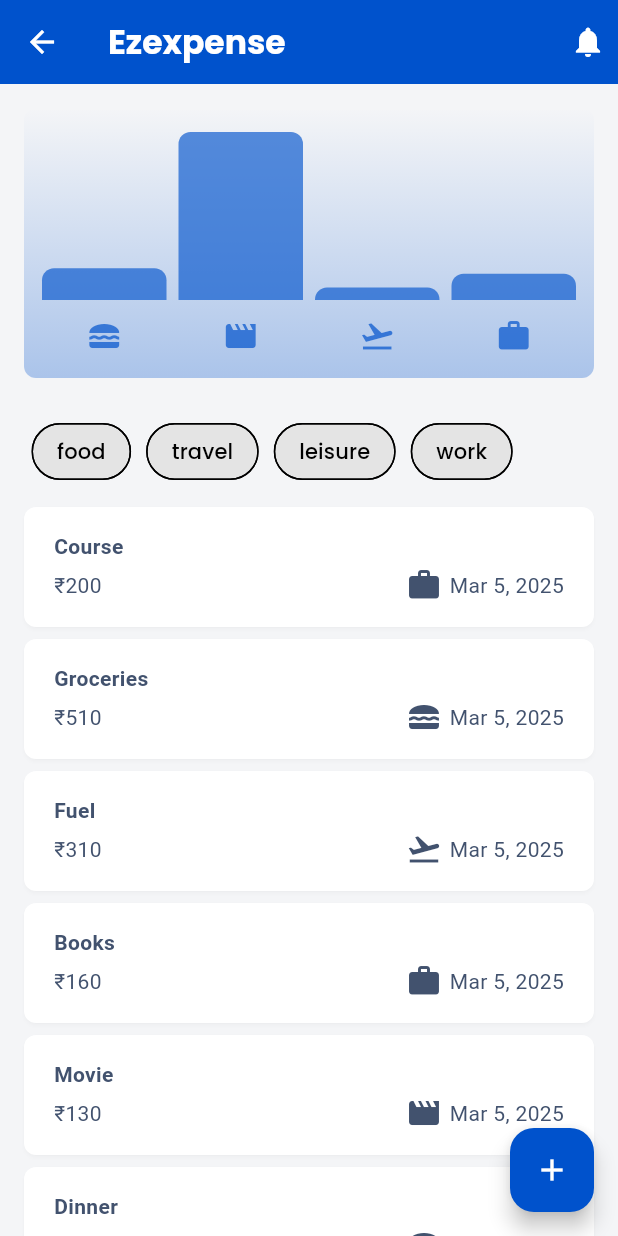
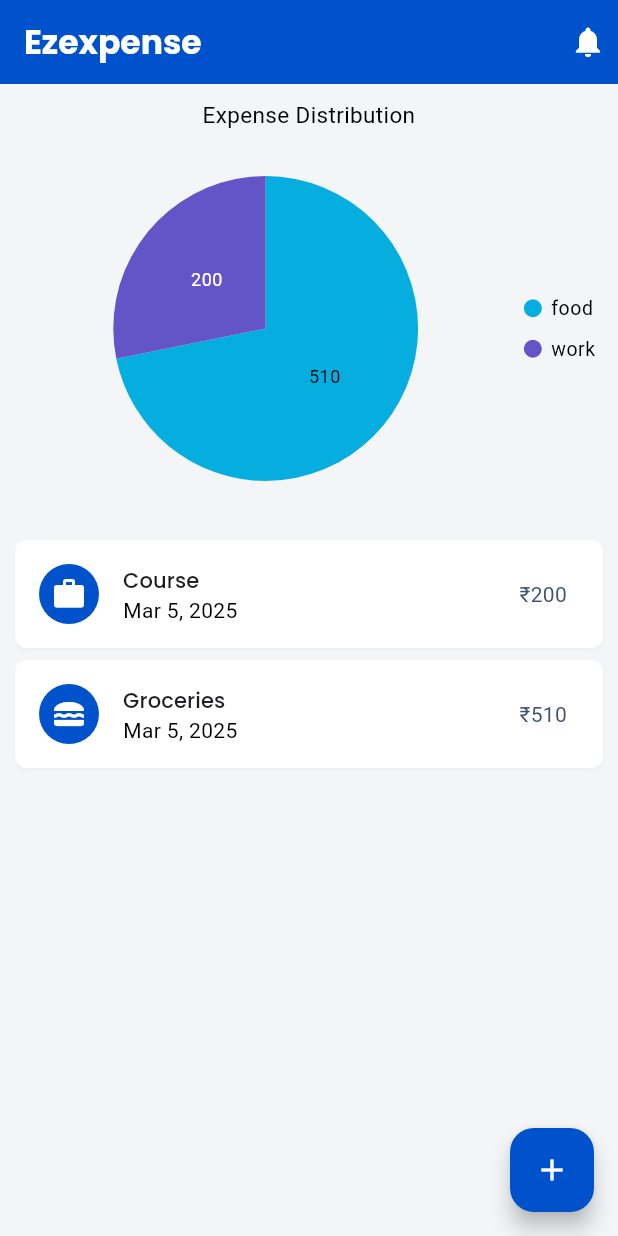
Before and after one commit to ptuxnet/Ezexpenses, a Flutter app: the Expenses screen opened directly, on a phone screen of 412 x 824 dp. Run offline on Flutter 3.47's test engine with Material 3 defaults, Android fonts, the phone set to English and light mode, and no system bars; drawn by our look-alikes of flutter_slidable; our stand-ins replace font_awesome_flutter, google_fonts, syncfusion_flutter_charts.

Commit message:
feat(chart): Integrate Syncfusion pie chart for expese visulization

```diff
--- a/lib/main.dart
+++ b/lib/main.dart
@@ -1,9 +1,14 @@
-import 'package:ezexpense/screens/onboarding.dart';
 import 'package:ezexpense/themes/color_theme.dart';
+import 'package:ezexpense/widget/expenses.dart';
 import 'package:flutter/material.dart';
+import 'package:flutter/services.dart';
 
 void main() {
-  runApp(const MyApp());
+  WidgetsFlutterBinding.ensureInitialized();
+
+  // It won't let go device orientation to landscape mode.
+  SystemChrome.setPreferredOrientations([DeviceOrientation.portraitUp])
+      .then((value) => runApp(const MyApp()));
 }
 
 class MyApp extends StatelessWidget {
@@ -13,7 +18,7 @@ class MyApp extends StatelessWidget {
   Widget build(BuildContext context) {
     return MaterialApp(
       theme: appTheme,
-      home: const TodoistLoginScreen(),
+      home: const Expenses(),
       debugShowCheckedModeBanner: false,
     );
   }
--- a/lib/model/expense_model.dart
+++ b/lib/model/expense_model.dart
@@ -38,23 +38,18 @@ class ExpenseBucket {
   final Category category;
   final List<Expense> expenses;
 
-  const ExpenseBucket({
-    required this.category,
-    required this.expenses,
-  });
+  ExpenseBucket({required this.category, required this.expenses});
 
-  // aditional constructor Funtion
-  ExpenseBucket.forCategroy(List<Expense> allexpenses, this.category)
-      : expenses = allexpenses
-            .where((element) => element.category == category)
-            .toList();
+  // Factory method to create an ExpenseBucket for a specific category
+  factory ExpenseBucket.forCategory(
+      List<Expense> allExpenses, Category category) {
+    final filteredExpenses =
+        allExpenses.where((expense) => expense.category == category).toList();
+    return ExpenseBucket(category: category, expenses: filteredExpenses);
+  }
 
-  int get totalExpenses {
-    // return expenses.fold(0, (previousValue, element) => previousValue + element.amount);
-    int sum = 0;
-    for (final expense in expenses) {
-      sum += expense.amount;
-    }
-    return sum;
+  // Calculate total expenses for this category
+  double get totalExpenses {
+    return expenses.fold(0, (sum, expense) => sum + expense.amount);
   }
 }
--- a/lib/themes/color_theme.dart
+++ b/lib/themes/color_theme.dart
@@ -7,7 +7,8 @@ final ThemeData appTheme = ThemeData(
     primary: Color(0xFF0052CC), // Brand Primary Default 600
     secondary: Color(0xFF253858), // Secondary Default 600
     surface: Color(0xFFFFFFFF),
-    error: Color(0xFFDE350B), // Error Default 600
+    error: Color(0xFFDE350B),
+    // Error Default 600
     onPrimary: Colors.white,
     onSecondary: Colors.white,
     onSurface: Colors.black,
--- /dev/null
+++ b/lib/widget/chart/SyncfusionChart.dart
@@ -0,0 +1,55 @@
+import 'package:flutter/material.dart';
+import 'package:syncfusion_flutter_charts/charts.dart';
+import 'package:ezexpense/model/expense_model.dart';
+
+class Syncfusionchart extends StatefulWidget {
+  final List<Expense> expenses;
+
+  const Syncfusionchart({super.key, required this.expenses});
+
+  @override
+  State<Syncfusionchart> createState() => _SyncfusionchartState();
+}
+
+class _SyncfusionchartState extends State<Syncfusionchart> {
+  late List<ExpenseBucket> _chartData;
+  late TooltipBehavior _tooltipBehavior;
+
+  @override
+  void initState() {
+    super.initState();
+    _tooltipBehavior = TooltipBehavior(enable: true);
+  }
+
+  @override
+  Widget build(BuildContext context) {
+    // This will Update chartData every time the widget rebuilds
+    _chartData = getChartData();
+
+    return SfCircularChart(
+      title: const ChartTitle(text: 'Expense Distribution'),
+      legend: const Legend(
+          isVisible: true, overflowMode: LegendItemOverflowMode.wrap),
+      tooltipBehavior: _tooltipBehavior,
+      series: <CircularSeries>[
+        PieSeries<ExpenseBucket, String>(
+          animationDuration: kThemeAnimationDuration,
+          dataSource: _chartData,
+          xValueMapper: (ExpenseBucket data, _) => data.category.name,
+          yValueMapper: (ExpenseBucket data, _) => data.totalExpenses,
+          dataLabelSettings: const DataLabelSettings(isVisible: true),
+          enableTooltip: true,
+        ),
+      ],
+    );
+  }
+
+  List<ExpenseBucket> getChartData() {
+    return Category.values
+        .map((category) => ExpenseBucket.forCategory(widget.expenses, category))
+        .where((bucket) => bucket.totalExpenses > 0)
+        .toList();
+  }
+}
+
+double kThemeAnimationDuration = 1200;
--- a/lib/widget/chart/chart.dart
+++ b/lib/widget/chart/chart.dart
@@ -1,94 +1,94 @@
-import 'package:ezexpense/model/expense_model.dart';
-import 'package:ezexpense/widget/chart/chart_bar.dart';
-import 'package:flutter/material.dart';
+// import 'package:ezexpense/model/expense_model.dart';
+// import 'package:ezexpense/widget/chart/chart_bar.dart';
+// import 'package:flutter/material.dart';
 
-class Chart extends StatelessWidget {
-  const Chart({super.key, required this.expenses});
+// class Chart extends StatelessWidget {
+//   const Chart({super.key, required this.expenses});
 
-  final List<Expense> expenses;
+//   final List<Expense> expenses;
 
-  List<ExpenseBucket> get buckets {
-    return [
-      ExpenseBucket.forCategroy(expenses, Category.food),
-      ExpenseBucket.forCategroy(expenses, Category.leisure),
-      ExpenseBucket.forCategroy(expenses, Category.travel),
-      ExpenseBucket.forCategroy(expenses, Category.work),
-    ];
-  }
+//   List<ExpenseBucket> get buckets {
+//     return [
+//       ExpenseBucket.forCategroy(expenses, Category.food),
+//       ExpenseBucket.forCategroy(expenses, Category.leisure),
+//       ExpenseBucket.forCategroy(expenses, Category.travel),
+//       ExpenseBucket.forCategroy(expenses, Category.work),
+//     ];
+//   }
 
-  int get maxTotalExpense {
-    int maxTotalExpense = 0;
+//   int get maxTotalExpense {
+//     int maxTotalExpense = 0;
 
-    for (final bucket in buckets) {
-      if (bucket.totalExpenses > maxTotalExpense) {
-        maxTotalExpense = bucket.totalExpenses;
-      }
-    }
+//     for (final bucket in buckets) {
+//       if (bucket.totalExpenses > maxTotalExpense) {
+//         maxTotalExpense = bucket.totalExpenses;
+//       }
+//     }
 
-    return maxTotalExpense;
-  }
+//     return maxTotalExpense;
+//   }
 
-  @override
-  Widget build(BuildContext context) {
-    final isDarkMode =
-        MediaQuery.of(context).platformBrightness == Brightness.dark;
-    return Container(
-      margin: const EdgeInsets.all(16),
-      padding: const EdgeInsets.symmetric(
-        vertical: 16,
-        horizontal: 8,
-      ),
-      width: double.infinity,
-      height: 180,
-      decoration: BoxDecoration(
-        borderRadius: BorderRadius.circular(8),
-        gradient: LinearGradient(
-          colors: [
-            Theme.of(context).colorScheme.primary.withOpacity(0.3),
-            Theme.of(context).colorScheme.primary.withOpacity(0.0)
-          ],
-          begin: Alignment.bottomCenter,
-          end: Alignment.topCenter,
-        ),
-      ),
-      child: Column(
-        children: [
-          Expanded(
-            child: Row(
-              crossAxisAlignment: CrossAxisAlignment.end,
-              children: [
-                for (final bucket in buckets) // alternative to map()
-                  ChartBar(
-                    fill: bucket.totalExpenses == 0
-                        ? 0
-                        : bucket.totalExpenses / maxTotalExpense,
-                  )
-              ],
-            ),
-          ),
-          const SizedBox(height: 12),
-          Row(
-            children: buckets
-                .map(
-                  (bucket) => Expanded(
-                    child: Padding(
-                      padding: const EdgeInsets.symmetric(horizontal: 4),
-                      child: Icon(
-                        categoryIcons[bucket.category],
-                        color: isDarkMode
-                            ? Theme.of(context).colorScheme.secondary
-                            : Theme.of(context)
-                                .colorScheme
-                                .primary
-                                .withOpacity(0.7),
-                      ),
-                    ),
-                  ),
-                )
-                .toList(),
-          )
-        ],
-      ),
-    );
-  }
-}
+//   @override
+//   Widget build(BuildContext context) {
+//     final isDarkMode =
+//         MediaQuery.of(context).platformBrightness == Brightness.dark;
+//     return Container(
+//       margin: const EdgeInsets.all(16),
+//       padding: const EdgeInsets.symmetric(
+//         vertical: 16,
+//         horizontal: 8,
+//       ),
+//       width: double.infinity,
+//       height: 180,
+//       decoration: BoxDecoration(
+//         borderRadius: BorderRadius.circular(8),
+//         gradient: LinearGradient(
+//           colors: [
+//             Theme.of(context).colorScheme.primary.withOpacity(0.3),
+//             Theme.of(context).colorScheme.primary.withOpacity(0.0)
+//           ],
+//           begin: Alignment.bottomCenter,
+//           end: Alignment.topCenter,
+//         ),
+//       ),
+//       child: Column(
+//         children: [
+//           Expanded(
+//             child: Row(
+//               crossAxisAlignment: CrossAxisAlignment.end,
+//               children: [
+//                 for (final bucket in buckets) // alternative to map()
+//                   ChartBar(
+//                     fill: bucket.totalExpenses == 0
+//                         ? 0
+//                         : bucket.totalExpenses / maxTotalExpense,
+//                   )
+//               ],
+//             ),
+//           ),
+//           const SizedBox(height: 12),
+//           Row(
+//             children: buckets
+//                 .map(
+//                   (bucket) => Expanded(
+//                     child: Padding(
+//                       padding: const EdgeInsets.symmetric(horizontal: 4),
+//                       child: Icon(
+//                         categoryIcons[bucket.category],
+//                         color: isDarkMode
+//                             ? Theme.of(context).colorScheme.secondary
+//                             : Theme.of(context)
+//                                 .colorScheme
+//                                 .primary
+//                                 .withOpacity(0.7),
+//                       ),
+//                     ),
+//                   ),
+//                 )
+//                 .toList(),
+//           )
+//         ],
+//       ),
+//     );
+//   }
+// }
--- a/lib/widget/expenses.dart
+++ b/lib/widget/expenses.dart
@@ -1,6 +1,6 @@
 import 'dart:async';
 import 'package:ezexpense/widget/Buttons/custom_choice_chips.dart';
-import 'package:ezexpense/widget/chart/chart.dart';
+import 'package:ezexpense/widget/chart/SyncfusionChart.dart';
 import 'package:ezexpense/widget/expenses_list.dart';
 import 'package:ezexpense/model/expense_model.dart';
 import 'package:ezexpense/widget/new_expense.dart';
@@ -26,60 +26,6 @@ class _ExpensesState extends State<Expenses> {
       amount: 510,
       date: DateTime.now(),
       category: Category.food,
-    ),
-    Expense(
-      title: 'Fuel',
-      amount: 310,
-      date: DateTime.now(),
-      category: Category.travel,
-    ),
-    Expense(
-      title: 'Books',
-      amount: 160,
-      date: DateTime.now(),
-      category: Category.work,
-    ),
-    Expense(
-      title: 'Movie',
-      amount: 130,
-      date: DateTime.now(),
-      category: Category.leisure,
-    ),
-    Expense(
-      title: 'Dinner',
-      amount: 450,
-      date: DateTime.now(),
-      category: Category.food,
-    ),
-    Expense(
-      title: 'Gym Membership',
-      amount: 250,
-      date: DateTime.now(),
-      category: Category.work,
-    ),
-    Expense(
-      title: 'Lunch',
-      amount: 200,
-      date: DateTime.now(),
-      category: Category.food,
-    ),
-    Expense(
-      title: 'Taxi',
-      amount: 150,
-      date: DateTime.now(),
-      category: Category.travel,
-    ),
-    Expense(
-      title: 'Concert',
-      amount: 6000,
-      date: DateTime.now(),
-      category: Category.leisure,
-    ),
-    Expense(
-      title: 'Office Supplies',
-      amount: 350,
-      date: DateTime.now(),
-      category: Category.work,
     ),
   ];
 
@@ -180,30 +126,7 @@ class _ExpensesState extends State<Expenses> {
       body: Center(
         child: Column(
           children: [
-            Chart(expenses: filteredExpenses),
-            Padding(
-              padding: const EdgeInsets.symmetric(horizontal: 16, vertical: 8),
-              child: SizedBox(
-                height: 50,
-                width: double.infinity,
-                child: ListView.builder(
-                  scrollDirection: Axis.horizontal,
-                  itemCount: Category.values.length,
-                  itemBuilder: (ctx, index) {
-                    final category = Category.values[index];
-                    return CustomChoiceChip(
-                      text: category.name,
-                      isSelected: _selectedCategories[category]!,
-                      onSelected: (isSelected) {
-                        setState(() {
-                          _selectedCategories[category] = isSelected;
-                        });
-                      },
-                    );
-                  },
-                ),
-              ),
-            ),
+            Syncfusionchart(expenses: filteredExpenses),
             Expanded(
               child: mainContent,
             )
--- a/lib/widget/expenses_item.dart
+++ b/lib/widget/expenses_item.dart
@@ -11,46 +11,66 @@ class ExpensesItem extends StatelessWidget {
 
   @override
   Widget build(BuildContext context) {
+    // return Padding(
+    //   padding: const EdgeInsets.symmetric(horizontal: 12),
+    //   child: Card(
+    //     elevation: 1.0,
+    //     child: Padding(
+    //       padding: const EdgeInsets.symmetric(
+    //         horizontal: 20,
+    //         vertical: 16,
+    //       ),
+    //       child: Column(
+    //         crossAxisAlignment: CrossAxisAlignment.start,
+    //         children: [
+    //           Text(
+    //             expense.title,
+    //             style: const TextStyle(fontWeight: FontWeight.bold),
+    //           ),
+    //           const SizedBox(
+    //             height: 4,
+    //           ),
+    //           Row(
+    //             children: [
+    //               Text('₹${expense.amount}'),
+    //               const Spacer(),
+    //               Row(
+    //                 children: [
+    //                   Icon(
+    //                     categoryIcons[expense.category],
+    //                   ),
+    //                   const SizedBox(
+    //                     width: 5,
+    //                   ),
+    //                   Text(
+    //                     expense.formattedDate,
+    //                   )
+    //                 ],
+    //               )
+    //             ],
+    //           )
+    //         ],
+    //       ),
+    //     ),
+    //   ),
+    // );
+
     return Padding(
-      padding: const EdgeInsets.symmetric(horizontal: 12),
+      padding: const EdgeInsets.symmetric(horizontal: 6),
       child: Card(
-        elevation: 1.0,
-        child: Padding(
-          padding: const EdgeInsets.symmetric(
-            horizontal: 20,
-            vertical: 16,
+        elevation: 1,
+        child: ListTile(
+          leading: CircleAvatar(
+            backgroundColor: Theme.of(context).colorScheme.primary,
+            child: Icon(
+              categoryIcons[expense.category],
+            ),
           ),
-          child: Column(
-            crossAxisAlignment: CrossAxisAlignment.start,
-            children: [
-              Text(
-                expense.title,
-                style: const TextStyle(fontWeight: FontWeight.bold),
-              ),
-              const SizedBox(
-                height: 4,
-              ),
-              Row(
-                children: [
-                  Text('₹${expense.amount}'),
-                  const Spacer(),
-                  Row(
-                    children: [
-                      Icon(
-                        categoryIcons[expense.category],
-                      ),
-                      const SizedBox(
-                        width: 5,
-                      ),
-                      Text(
-                        expense.formattedDate,
-                      )
-                    ],
-                  )
-                ],
-              )
-            ],
-          ),
+          title: Text(expense.title,
+              style: Theme.of(context).textTheme.labelLarge),
+          subtitle: Text(expense.formattedDate),
+          trailing: Text('₹${expense.amount}',
+              style: Theme.of(context).textTheme.bodyMedium),
         ),
       ),
     );
--- a/pubspec.yaml
+++ b/pubspec.yaml
@@ -41,6 +41,7 @@ dependencies:
   flutter_slidable: ^4.0.0
   lucide_icons: ^0.257.0
   font_awesome_flutter: ^10.8.0
+  syncfusion_flutter_charts: ^28.2.9
 
 dev_dependencies:
   flutter_test:
```
Also changed, not shown: pubspec.lock.
